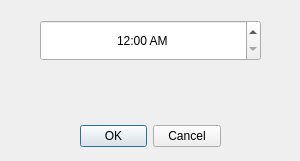
This is Lab2/addalarmdialog.ui in JustTaya/uniProjects_secondYear as Qt 5 draws it before an edit. The edited form follows.
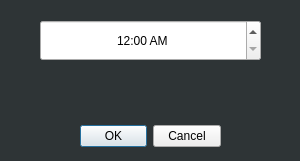
This is the edited form. Icons and pictures are not drawn.

```diff
--- a/Lab2/addalarmdialog.ui
+++ b/Lab2/addalarmdialog.ui
@@ -14,7 +14,12 @@
    <string>Dialog</string>
   </property>
   <property name="styleSheet">
-   <string notr="true">QCheckBox::indicator
+   <string notr="true">QDialog
+{
+background-color: rgb(46, 52, 54);
+}
+
+QCheckBox::indicator
 {
 width:22px;
 height:22px;
```
